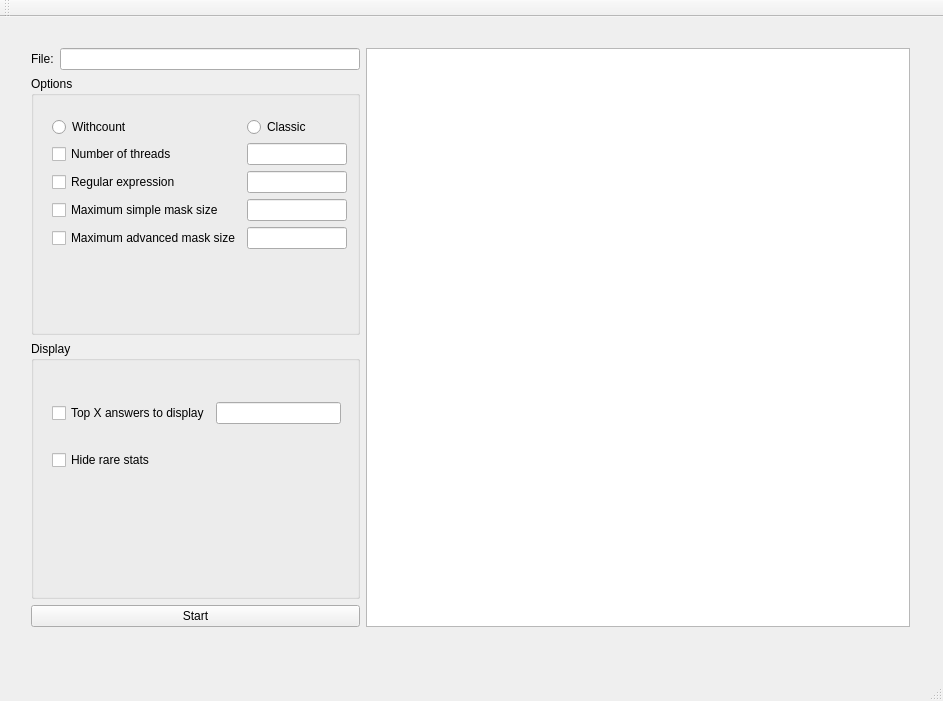
This is GUI/mainwindow.ui in mvalois/cpack as Qt 5 draws it before an edit. The edited form follows.
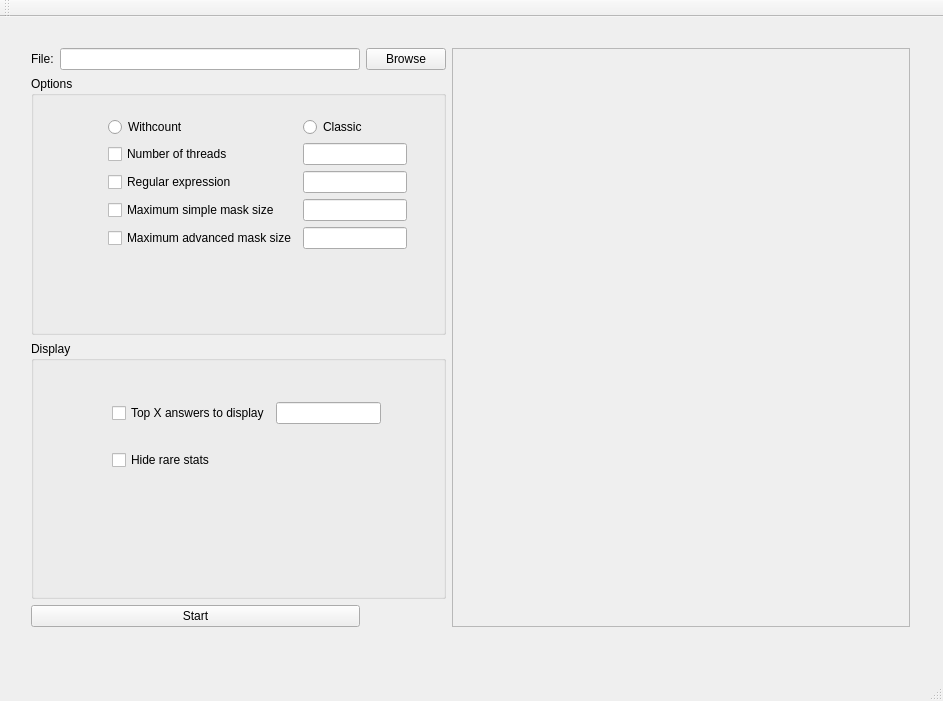
This is the edited form.

The edit to the form file:
```diff
--- a/GUI/mainwindow.ui
+++ b/GUI/mainwindow.ui
@@ -2,6 +2,9 @@
 <ui version="4.0">
  <class>MainWindow</class>
  <widget class="QMainWindow" name="MainWindow">
+  <property name="enabled">
+   <bool>true</bool>
+  </property>
   <property name="geometry">
    <rect>
     <x>0</x>
@@ -10,6 +13,24 @@
     <height>701</height>
    </rect>
   </property>
+  <property name="sizePolicy">
+   <sizepolicy hsizetype="Fixed" vsizetype="Fixed">
+    <horstretch>0</horstretch>
+    <verstretch>0</verstretch>
+   </sizepolicy>
+  </property>
+  <property name="minimumSize">
+   <size>
+    <width>943</width>
+    <height>701</height>
+   </size>
+  </property>
+  <property name="maximumSize">
+   <size>
+    <width>943</width>
+    <height>701</height>
+   </size>
+  </property>
   <property name="windowTitle">
    <string>MainWindow</string>
   </property>
@@ -26,49 +47,6 @@
     <layout class="QHBoxLayout" name="horizontalLayout">
      <item>
       <layout class="QGridLayout" name="gridLayout">
-       <item row="2" column="0" colspan="2">
-        <widget class="QGroupBox" name="groupBox_2">
-         <property name="title">
-          <string>Display</string>
-         </property>
-         <widget class="QWidget" name="gridLayoutWidget_3">
-          <property name="geometry">
-           <rect>
-            <x>10</x>
-            <y>30</y>
-            <width>311</width>
-            <height>131</height>
-           </rect>
-          </property>
-          <layout class="QGridLayout" name="gridLayout_3">
-           <item row="0" column="0">
-            <widget class="QCheckBox" name="checkBox_5">
-             <property name="text">
-              <string>Top X answers to display</string>
-             </property>
-            </widget>
-           </item>
-           <item row="0" column="1">
-            <widget class="QLineEdit" name="lineEdit_5"/>
-           </item>
-           <item row="1" column="0">
-            <widget class="QCheckBox" name="checkBox_6">
-             <property name="text">
-              <string>Hide rare stats</string>
-             </property>
-            </widget>
-           </item>
-          </layout>
-         </widget>
-        </widget>
-       </item>
-       <item row="0" column="0">
-        <widget class="QLabel" name="fileLabel">
-         <property name="text">
-          <string>File:</string>
-         </property>
-        </widget>
-       </item>
        <item row="0" column="1">
         <widget class="QLineEdit" name="fileLine">
          <property name="sizePolicy">
@@ -91,7 +69,28 @@
          </property>
         </widget>
        </item>
-       <item row="1" column="0" colspan="2">
+       <item row="0" column="0">
+        <widget class="QLabel" name="fileLabel">
+         <property name="text">
+          <string>File:</string>
+         </property>
+        </widget>
+       </item>
+       <item row="3" column="0" colspan="2">
+        <widget class="QPushButton" name="startButton">
+         <property name="text">
+          <string>Start</string>
+         </property>
+        </widget>
+       </item>
+       <item row="0" column="2">
+        <widget class="QPushButton" name="Browser">
+         <property name="text">
+          <string>Browse</string>
+         </property>
+        </widget>
+       </item>
+       <item row="1" column="0" colspan="3">
         <widget class="QGroupBox" name="groupBox">
          <property name="title">
           <string>Options</string>
@@ -99,9 +98,9 @@
          <widget class="QWidget" name="gridLayoutWidget_2">
           <property name="geometry">
            <rect>
-            <x>10</x>
+            <x>66</x>
             <y>30</y>
-            <width>317</width>
+            <width>321</width>
             <height>156</height>
            </rect>
           </property>
@@ -166,17 +165,49 @@
          <zorder>resultTextEdit</zorder>
         </widget>
        </item>
-       <item row="3" column="0" colspan="2">
-        <widget class="QPushButton" name="startButton">
-         <property name="text">
-          <string>Start</string>
+       <item row="2" column="0" colspan="3">
+        <widget class="QGroupBox" name="groupBox_2">
+         <property name="title">
+          <string>Display</string>
          </property>
+         <widget class="QWidget" name="gridLayoutWidget_3">
+          <property name="geometry">
+           <rect>
+            <x>70</x>
+            <y>30</y>
+            <width>291</width>
+            <height>131</height>
+           </rect>
+          </property>
+          <layout class="QGridLayout" name="gridLayout_3">
+           <item row="0" column="0">
+            <widget class="QCheckBox" name="checkBox_5">
+             <property name="text">
+              <string>Top X answers to display</string>
+             </property>
+            </widget>
+           </item>
+           <item row="0" column="1">
+            <widget class="QLineEdit" name="lineEdit_5"/>
+           </item>
+           <item row="1" column="0">
+            <widget class="QCheckBox" name="checkBox_6">
+             <property name="text">
+              <string>Hide rare stats</string>
+             </property>
+            </widget>
+           </item>
+          </layout>
+         </widget>
         </widget>
        </item>
       </layout>
      </item>
      <item>
-      <widget class="QTextEdit" name="textEdit">
+      <widget class="QTextEdit" name="teResult">
+       <property name="enabled">
+        <bool>false</bool>
+       </property>
        <property name="sizePolicy">
         <sizepolicy hsizetype="Expanding" vsizetype="Expanding">
          <horstretch>70</horstretch>
```
Left out of the diff: 2 changed lines with no effect on the pictures.
